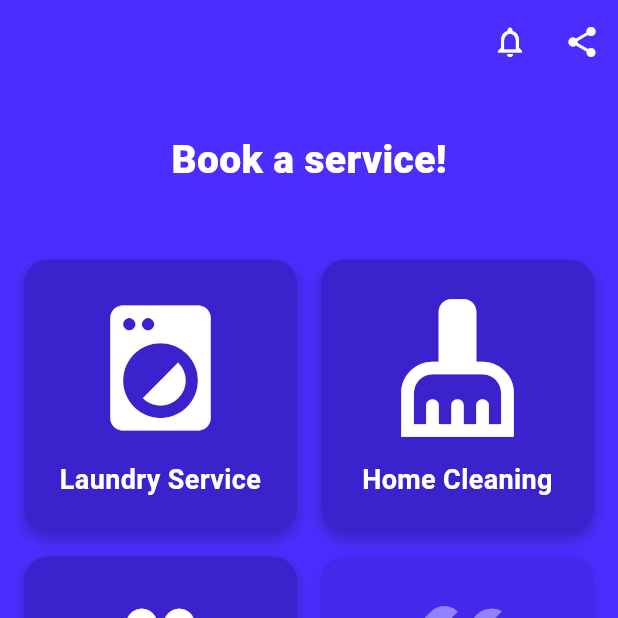
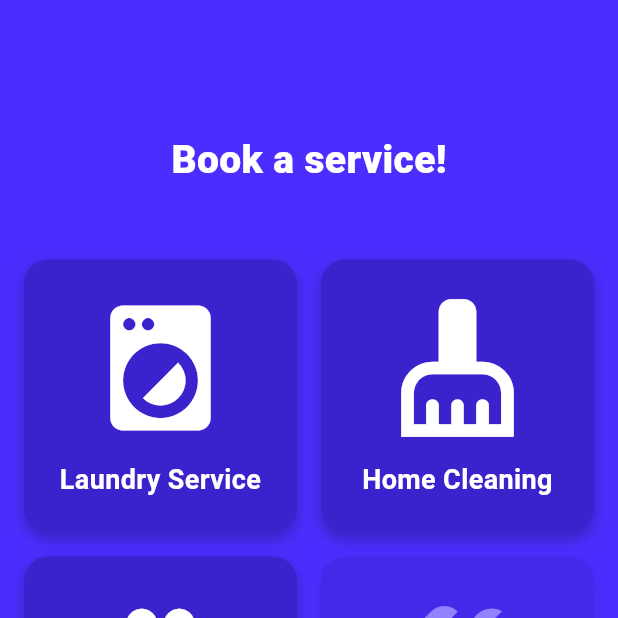
Before and after one commit to 39characters/suyo_prototype, a Flutter app: the HomeScreen screen opened by its route, on a phone screen of 412 x 824 dp, the top half of it. Run offline on Flutter 3.47's test engine with Material 3 defaults, Android fonts, the phone set to English and light mode, and no system bars; our stand-ins replace cloud_firestore, connectivity_plus, firebase_auth, firebase_core, flutter_animate, geolocator and 3 more; accounts and stored records are empty; Roboto replaces fonts that are missing (Arial).

Commit message:
Contact Button FIX

```diff
--- a/lib/screens/home_screen.dart
+++ b/lib/screens/home_screen.dart
@@ -124,15 +124,11 @@ class _HomeScreenState extends State<HomeScreen> with TickerProviderStateMixin {
 
     return Scaffold(
       appBar: AppBar(
-        automaticallyImplyLeading: false, // 🔥 removes back button
+        automaticallyImplyLeading: false,
         iconTheme: const IconThemeData(color: Colors.white),
         backgroundColor: const Color(0xFF4B2EFF),
         elevation: 0,
         toolbarHeight: 56,
-        actions: [
-          IconButton(icon: const Icon(Icons.notifications_none), onPressed: () {}, color: Colors.white),
-          IconButton(icon: const Icon(Icons.share), onPressed: () {}, color: Colors.white),
-        ],
       ),
       backgroundColor: const Color(0xFF4B2EFF),
       body: FadeTransition(
--- a/lib/screens/job_in_progress_screen.dart
+++ b/lib/screens/job_in_progress_screen.dart
@@ -254,7 +254,7 @@ class _JobInProgressScreenState extends State<JobInProgressScreen>
                             shape: RoundedRectangleBorder(
                                 borderRadius: BorderRadius.circular(10)),
                           ),
-                          child: const Text("Contact Provider",
+                          child: const Text("Contact",
                               style: TextStyle(color: Color(0xFF4B2EFF))),
                         ),
                       ),
--- a/lib/screens/provider_in_progress_screen.dart
+++ b/lib/screens/provider_in_progress_screen.dart
@@ -260,7 +260,7 @@ class _ProviderInProgressScreenState extends State<ProviderInProgressScreen>
                               shape: RoundedRectangleBorder(borderRadius: BorderRadius.circular(10)),
                               padding: const EdgeInsets.symmetric(vertical: 14),
                             ),
-                            child: const Text("Contact Customer"),
+                            child: const Text("Contact"),
                           ),
                         ),
                         const SizedBox(width: 12),
```
